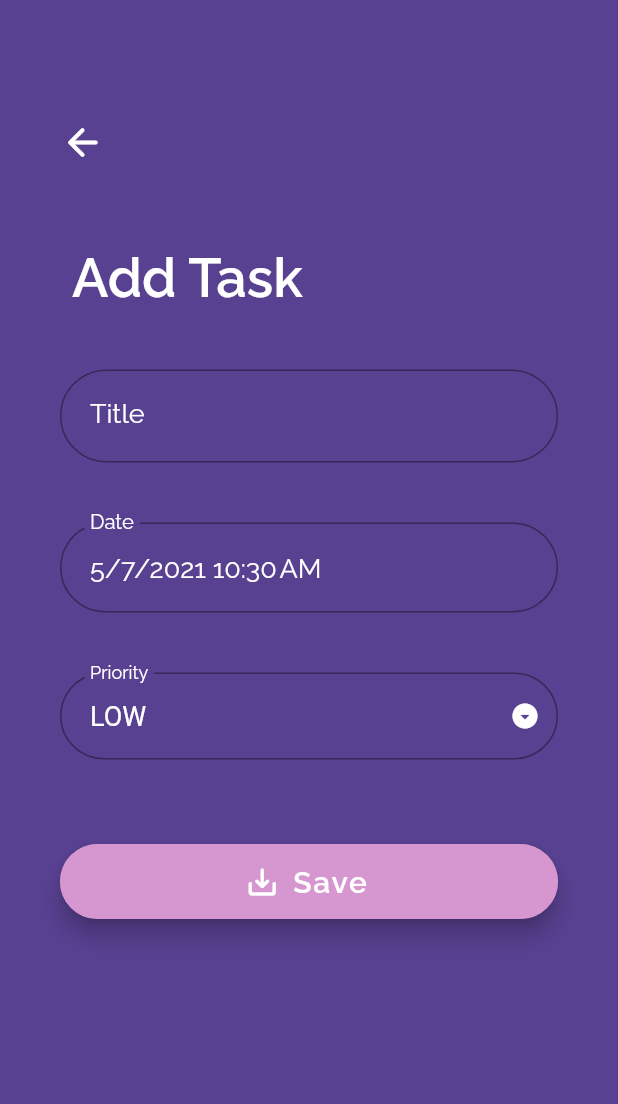
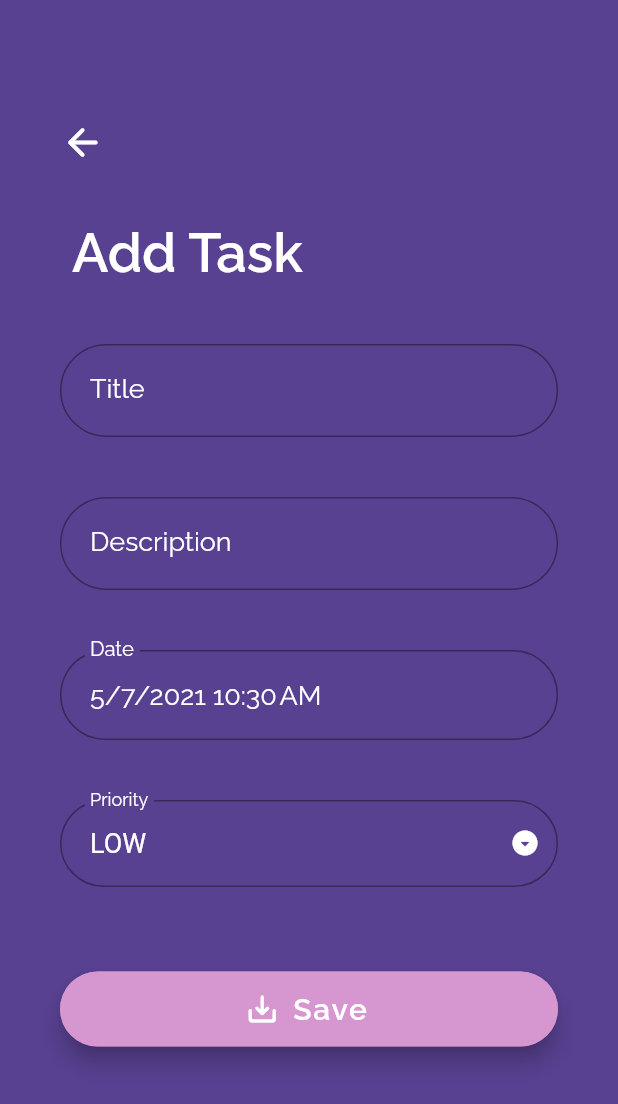
Before and after one commit to KaveenE/Orbital-SimplyMeet, a Flutter app: the AddTaskView screen opened by its route, on a phone screen of 412 x 824 dp. Shown: the top 1104 px of the screen. Run offline on Flutter 3.47's test engine with Material 2 defaults, Android fonts, the phone set to English and light mode, and no system bars; drawn by our look-alikes of flutter_form_builder; our stand-ins replace awesome_dialog, cloud_firestore, firebase_auth, firebase_core, flutter_colorpicker, flutter_local_notifications and 7 more; missing offline and left inert: navigation_history_observer; accounts and stored records are empty; project files that could hold a hidden picture were left out.

Commit message:
2 changes
1) Included functionality to sort by date & priority level. Also can filter completed tasks.

2) Can include description BUT idk how to expand it. This is in your hands

```diff
--- a/simply_meet/lib/core/ui/views/add_tasks_view.dart
+++ b/simply_meet/lib/core/ui/views/add_tasks_view.dart
@@ -78,6 +78,27 @@ class _AddTaskViewState extends State<AddTaskView> {
                                   name: "title",
                                   decoration: InputDecoration(
                                     labelText: "Title",
+                                    labelStyle: TextStyle(color: Colors.white),
+                                    contentPadding: EdgeInsets.symmetric(
+                                        vertical: 10, horizontal: 20),
+                                    border: OutlineInputBorder(
+                                      borderRadius: BorderRadius.circular(50),
+                                    ),
+                                  ),
+                                  textStyle: TextStyle(
+                                      fontSize: 18, color: Colors.white),
+                                ),
+                              ),
+                              Padding(
+                                padding: EdgeInsets.symmetric(vertical: 20),
+                                child: FormBuilderTextFieldWrapper(
+                                  context: context,
+                                  hintText: "Description",
+                                  initialValue: task?.description ?? '',
+                                  keyboardType: TextInputType.multiline,
+                                  name: "subject",
+                                  decoration: InputDecoration(
+                                    labelText: "Description",
                                     labelStyle: TextStyle(color: Colors.white),
                                     contentPadding: EdgeInsets.symmetric(
                                         vertical: 10, horizontal: 20),
--- a/simply_meet/lib/core/ui/views/drawer_view.dart
+++ b/simply_meet/lib/core/ui/views/drawer_view.dart
@@ -33,6 +33,8 @@ class DrawerView extends StatelessWidget {
               tapHandler: drawerViewModel.toggleMode,
               currBoolean: drawerViewModel.islightMode,
               context: context,
+              activeColor: Colors.amber.shade400,
+              inactiveThumbColor: Colors.grey.shade700,
             ),
             DrawerItem(
               icon: Icon(
--- a/simply_meet/lib/core/ui/views/tabs_all_views.dart
+++ b/simply_meet/lib/core/ui/views/tabs_all_views.dart
@@ -40,7 +40,8 @@ class TabsAllViews extends StatelessWidget {
         ),
         ChangeNotifierProvider(
           create: (_) => ThemeProvider(),
-        )
+        ),
+
       ],
       child: Consumer<TabsAllViewModel>(
         builder: (ctx, tabsAllViewModel, __) {
--- /dev/null
+++ b/simply_meet/lib/core/view_models/sortfilter_viewmodel.dart
@@ -0,0 +1,39 @@
+import 'package:flutter/cupertino.dart';
+import 'package:flutter/material.dart';
+import 'package:simply_meet/shared/utility/ui_helpers.dart';
+
+class SortFilterViewModel extends ChangeNotifier {
+  bool _hideComplete = false;
+  bool _sortByDate = false;
+  bool _sortByPriority = false;
+
+  bool get hideComplete => _hideComplete;
+  Icon iconForCompletion(BuildContext context) => _hideComplete
+      ? Icon(
+          Icons.visibility_off,
+          color: theme(context).accentColor,
+        )
+      : Icon(Icons.visibility);
+  void toggleViewByCompletion(bool invertedBool, BuildContext _) {
+    _hideComplete = invertedBool;
+    super.notifyListeners();
+  }
+
+  bool get sortByDate => _sortByDate;
+  Icon iconForDate(BuildContext context) => _sortByDate
+      ? Icon(Icons.date_range_rounded, color: theme(context).accentColor)
+      : Icon(Icons.disabled_by_default_rounded, color: Colors.red);
+  void sortViewByDate(bool invertedBool, BuildContext _) {
+    _sortByDate = invertedBool;
+    super.notifyListeners();
+  }
+
+  bool get sortByPriority => _sortByPriority;
+  Icon iconForPriority(BuildContext context) => _sortByPriority
+      ? Icon(Icons.priority_high_rounded, color: theme(context).accentColor)
+      : Icon(Icons.disabled_by_default_rounded, color: Colors.red);
+  void sortViewByPriority(bool invertedBool, BuildContext _) {
+    _sortByPriority = invertedBool;
+    super.notifyListeners();
+  }
+}
--- a/simply_meet/lib/main.dart
+++ b/simply_meet/lib/main.dart
@@ -16,6 +16,7 @@ import 'package:simply_meet/start/ui/views/login_signup_view.dart';
 import 'package:simply_meet/start/ui/views/welcome_view.dart';
 
 import 'core/ui/views/create_edit_event_view.dart';
+import 'core/view_models/sortfilter_viewmodel.dart';
 import 'shared/services/flutterfire/authentication_service.dart';
 
 // TO-DO: For start screens, implement email address change?
@@ -50,6 +51,9 @@ class MyApp extends StatelessWidget {
         Provider(
           create: (_) => FirestoreService(),
         ),
+         ChangeNotifierProvider(
+          create: (_) => SortFilterViewModel(),
+        ),
       ],
       child: MaterialApp(
         debugShowCheckedModeBanner: false,
--- a/simply_meet/lib/shared/models/task.dart
+++ b/simply_meet/lib/shared/models/task.dart
@@ -8,6 +8,7 @@ part 'task.g.dart';
 class Task {
   static const uuid = Uuid();
   final String title;
+  final String description;
 
   @JsonKey(toJson: _dateTimeToJson, fromJson: _dateTimeFromJson)
   final DateTime date;
@@ -22,6 +23,7 @@ class Task {
 
   Task({
     this.title = '',
+    this.description = '',
     required this.date,
     required this.priority,
     required this.notifID,
@@ -40,6 +42,7 @@ class Task {
       priority: another.priority,
       completionStatus: another.completionStatus,
       date: another.date,
+      description: another.description,
       notifID: another.notifID,
     );
   }
@@ -61,6 +64,7 @@ class Task {
     String? notifID,
     bool? completionStatus,
     String? documentIDFireStore,
+    String? description
   }) {
     return Task(
       date: date ?? this.date,
@@ -69,6 +73,7 @@ class Task {
       completionStatus: completionStatus ?? this.completionStatus,
       documentIDFireStore: documentIDFireStore ?? this.documentIDFireStore,
       title: title ?? this.title,
+      description: description ?? this.description,
     );
   }
 
--- a/simply_meet/pubspec.yaml
+++ b/simply_meet/pubspec.yaml
@@ -69,10 +69,8 @@ dependencies:
   # The following adds the Cupertino Icons font to your application.
   # Use with the CupertinoIcons class for iOS style icons.
   cupertino_icons: ^1.0.3
-  #To-Do list tasks sql database
-  sqflite: ^2.0.0+3
-  #Stores to-do list tasks database locally on user's device
-  path_provider: ^2.0.2
+  #Expand widgets
+  expandable: ^5.0.1
 
 dev_dependencies:
   flutter_test:
```
Also changed, not shown: simply_meet/lib/core/ui/views/sortfilter_view.dart (added, +48 -0 lines), simply_meet/lib/core/ui/views/todo_view.dart (+7 -2 lines), simply_meet/lib/core/ui/widgets/DrawerItem.dart (+8 -3 lines), simply_meet/lib/core/view_models/tabs_all_viewmodel.dart (+19 -4 lines), simply_meet/lib/core/view_models/todo_viewmodel.dart (+66 -1 lines), simply_meet/lib/shared/models/task.g.dart, simply_meet/pubspec.lock.
